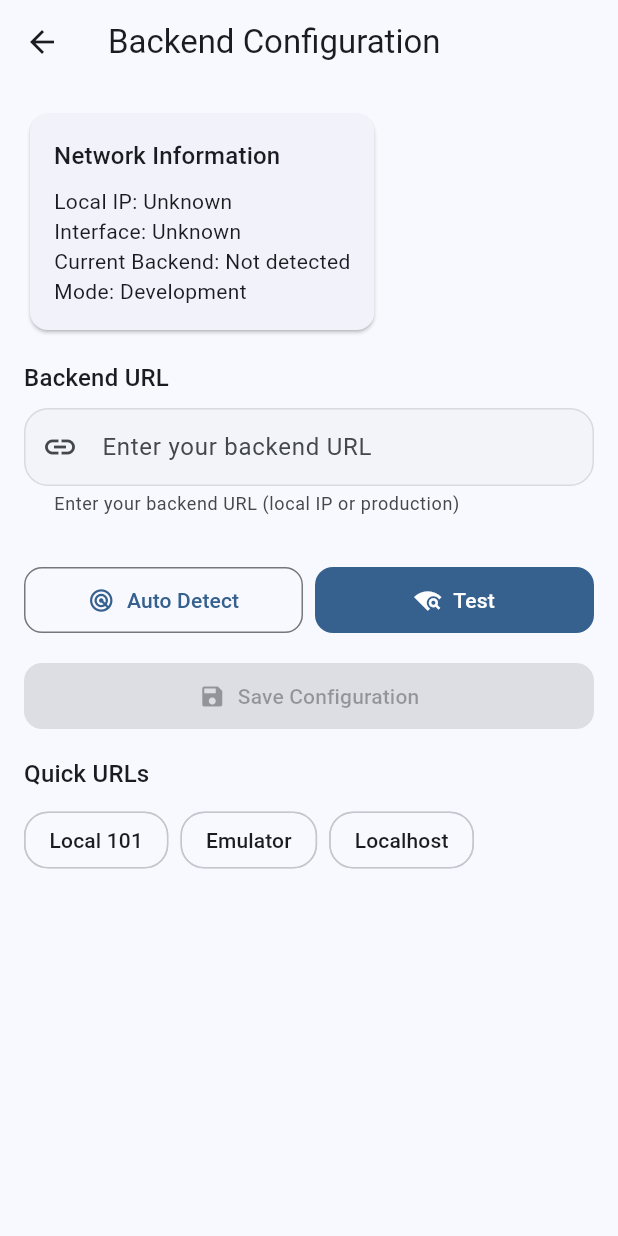
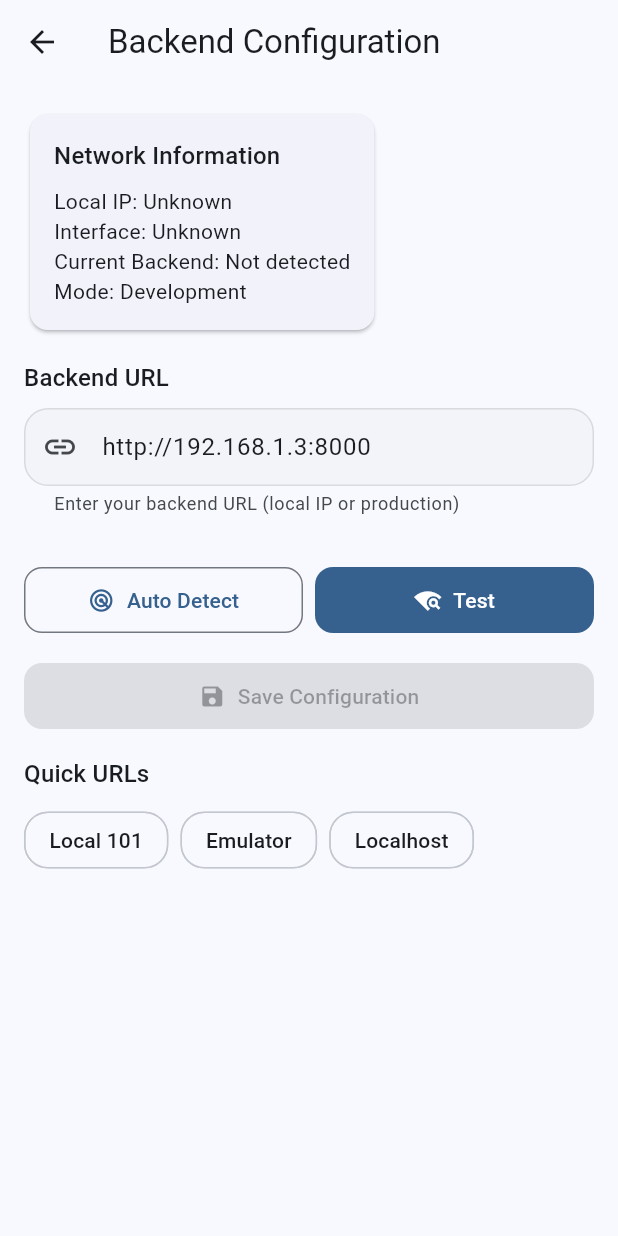
Before and after one commit to rohxn08/ZipRoute, a Flutter app: the BackendConfigScreen screen opened directly, on a phone screen of 412 x 824 dp. Run offline on Flutter 3.47's test engine with Material 3 defaults, Android fonts, the phone set to English and light mode, and no system bars; our stand-ins replace csv, device_info_plus, email_validator, flutter_map, geolocator, image_picker and 4 more; accounts and stored records are empty; network calls fail.

Commit message:
Updated some configurations

```diff
--- a/frontend/lib/config.dart
+++ b/frontend/lib/config.dart
@@ -3,7 +3,7 @@ import 'package:http/http.dart' as http;
 
 class ApiConfig {
   // Production backend (Render)
-  static const String prodBaseUrl = '';
+  static const String prodBaseUrl = 'http://192.168.1.3:8000';
 
   // ngrok URLs (add your ngrok URL here)
   static const List<String> ngrokUrls = [
@@ -15,7 +15,7 @@ class ApiConfig {
 
   // Common local development URLs to try
   static const List<String> localUrls = [
-    'http://192.168.0.101:8000',  // Your current IP
+    'http://192.168.1.3:8000',  // Your current IP
     'http://192.168.1.101:8000',  // Common alternative
     'http://10.0.2.2:8000',       // Android emulator
     'http://localhost:8000',       // Local development
@@ -174,7 +174,10 @@ class ApiConfig {
         }
       }
     } catch (e) {
-      print('Error getting network info: $e');
+      // Silently ignore unsupported operation errors (common on Web)
+      if (!e.toString().contains('Unsupported operation')) {
+        print('Error getting network info: $e');
+      }
     }
 
     return {
```
